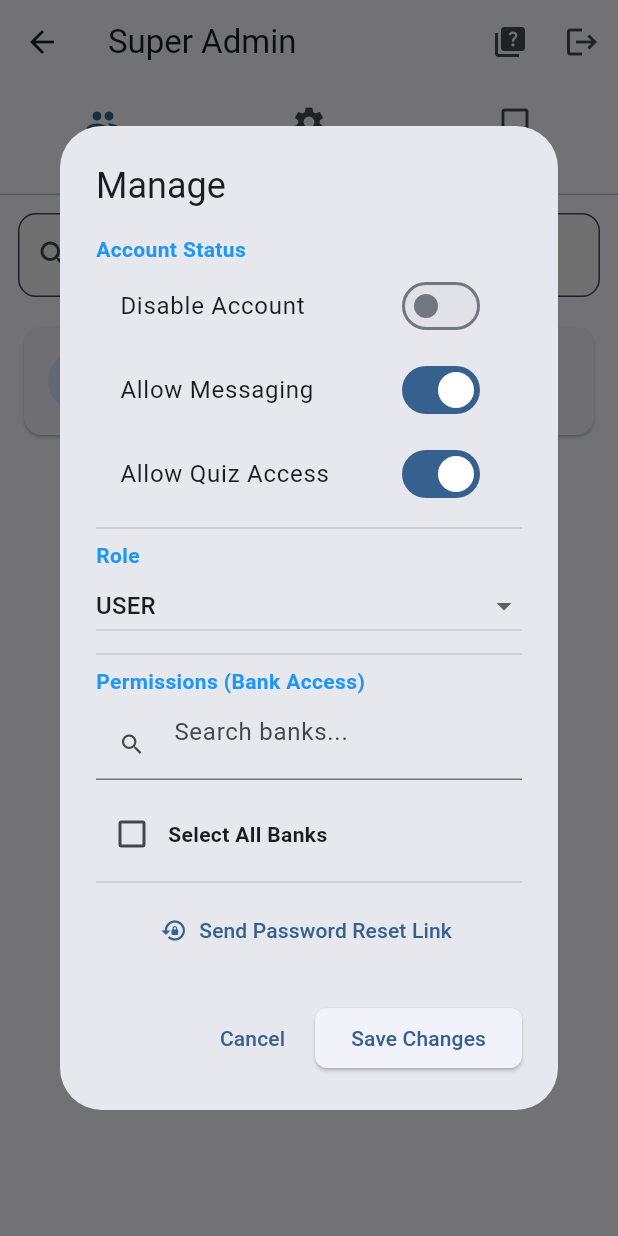
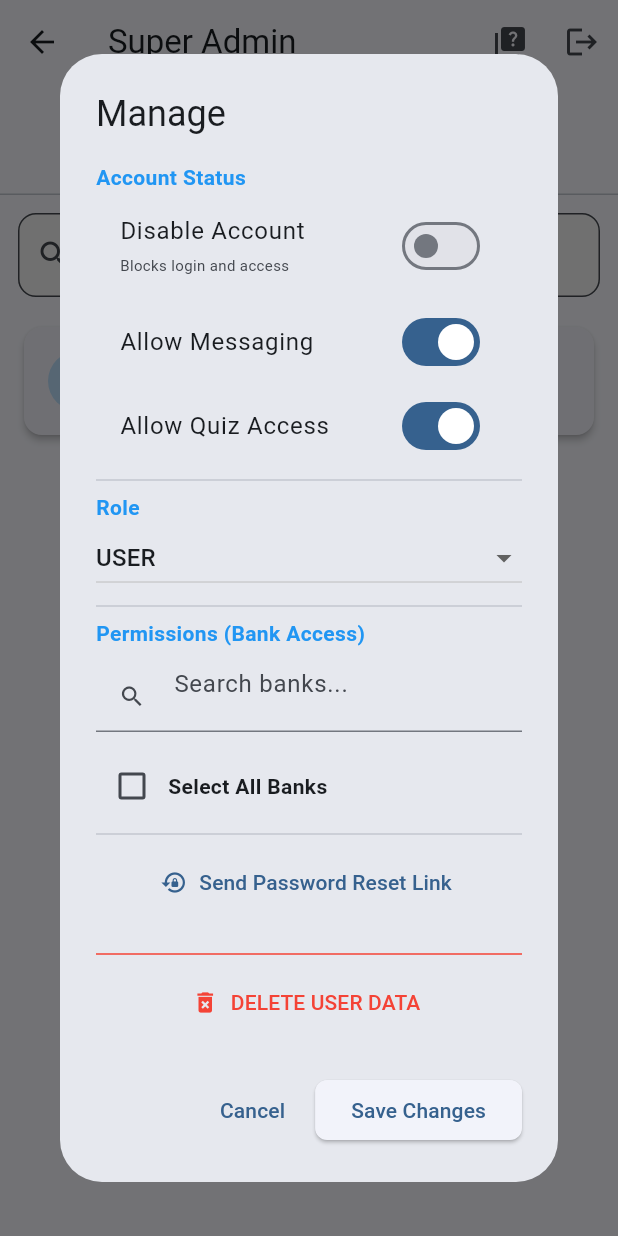
Before and after one commit to Uppermedal-4662/quiz-app-2, a Flutter app: the SuperAdminDashboard screen opened by its route, after a tap on an icon or button, on a phone screen of 412 x 824 dp. Run offline on Flutter 3.47's test engine with Material 3 defaults, Android fonts, the phone set to English and light mode, and no system bars; our stand-ins replace cloud_firestore, confetti, device_info_plus, file_picker, firebase_auth, firebase_core and 8 more; missing offline and left inert: encrypt, flutter_math_fork, tutorial_coach_mark; accounts and stored records are empty.

Commit message:
Initial commitr

```diff
--- a/lib/providers/cloud_provider.dart
+++ b/lib/providers/cloud_provider.dart
@@ -59,13 +59,13 @@ class CloudProvider with ChangeNotifier {
     final now = DateTime.now();
     final startOfDay = DateTime(now.year, now.month, now.day);
 
-    // Fetch only this user's messages from today to comply with security rules.
+    // Simplified query: Fetch all messages from today.
+    // We then filter by userId in memory to avoid needing a composite index (sender_uid + timestamp).
     final snapshot = await _firestore.collection('messages')
-        .where('sender_uid', isEqualTo: userId)
         .where('timestamp', isGreaterThanOrEqualTo: startOfDay)
         .get();
 
-    final userMessagesCount = snapshot.docs.length;
+    final userMessagesCount = snapshot.docs.where((doc) => doc.data()['sender_uid'] == userId).length;
 
     if (userMessagesCount >= 5) {
       throw Exception('Daily message limit reached (5 per day). Please try again tomorrow.');
@@ -78,6 +78,10 @@ class CloudProvider with ChangeNotifier {
       'timestamp': FieldValue.serverTimestamp(),
       'reply': null,
     });
+  }
+
+  Future<void> deleteUserData(String uid) async {
+    await _firestore.collection('users').doc(uid).delete();
   }
 
   Future<void> replyToMessage(String messageId, String adminEmail, String replyText) async {
--- a/lib/screens/cloud/super_admin_dashboard.dart
+++ b/lib/screens/cloud/super_admin_dashboard.dart
@@ -133,17 +133,28 @@ class _SuperAdminDashboardState extends State<SuperAdminDashboard> {
                       final bool isDisabled = user['is_disabled'] ?? false;
                       final String role = user['role'] ?? 'user';
 
+                      // Safely handle bank count for both old List and new Map formats
+                      int bankCount = 0;
+                      final rawBanks = user['accessible_banks'];
+                      if (rawBanks is Map) {
+                        bankCount = rawBanks.values.where((v) => v == true).length;
+                      } else if (rawBanks is List) {
+                        bankCount = rawBanks.length;
+                      }
+
                       return Card(
                         margin: const EdgeInsets.symmetric(horizontal: 16, vertical: 8),
                         color: isDisabled ? Colors.red[50] : null,
+                        elevation: 2,
+                        shape: RoundedRectangleBorder(borderRadius: BorderRadius.circular(12)),
                         child: ListTile(
                           leading: CircleAvatar(
-                            backgroundColor: role == 'super_admin' ? Colors.amber : null,
-                            child: Text(role[0].toUpperCase()),
+                            backgroundColor: role == 'super_admin' ? Colors.amber : Colors.blue[100],
+                            child: Text(role[0].toUpperCase(), style: TextStyle(color: role == 'super_admin' ? Colors.black : Colors.blue[900])),
                           ),
-                          title: Text(user['email'] ?? 'No Email'),
-                          subtitle: Text('Role: ${role.toUpperCase()} | Banks: ${(user['accessible_banks'] as List?)?.length ?? 0}'),
-                          trailing: const Icon(Icons.manage_accounts),
+                          title: Text(user['email'] ?? 'No Email', style: const TextStyle(fontWeight: FontWeight.bold)),
+                          subtitle: Text('Role: ${role.toUpperCase()} | Banks: $bankCount'),
+                          trailing: const Icon(Icons.chevron_right),
                           onTap: () => _showManageUserDialog(user),
                         ),
                       );
@@ -158,7 +169,18 @@ class _SuperAdminDashboardState extends State<SuperAdminDashboard> {
 
   void _showManageUserDialog(Map<String, dynamic> user) async {
     final cloud = context.read<CloudProvider>();
-    Map<String, bool> userBanks = Map<String, bool>.from(user['accessible_banks'] ?? {});
+
+    // Safety check: Convert old List format to Map format if necessary
+    final rawBanks = user['accessible_banks'];
+    Map<String, bool> userBanks = {};
+    if (rawBanks is Map) {
+      userBanks = Map<String, bool>.from(rawBanks);
+    } else if (rawBanks is List) {
+      for (var id in rawBanks) {
+        userBanks[id.toString()] = true;
+      }
+    }
+
     String userRole = user['role'] ?? 'user';
 
     bool isDisabled = user['is_disabled'] ?? false;
@@ -195,6 +217,7 @@ class _SuperAdminDashboardState extends State<SuperAdminDashboard> {
                     const Text('Account Status', style: TextStyle(fontWeight: FontWeight.bold, color: Colors.blue)),
                     SwitchListTile(
                       title: const Text('Disable Account'),
+                      subtitle: const Text('Blocks login and access', style: TextStyle(fontSize: 10)),
                       value: isDisabled,
                       onChanged: (v) => setDialogState(() => isDisabled = v),
                     ),
@@ -324,6 +347,15 @@ class _SuperAdminDashboardState extends State<SuperAdminDashboard> {
                         label: const Text('Send Password Reset Link'),
                       ),
                     ),
+                    const SizedBox(height: 16),
+                    const Divider(color: Colors.red),
+                    Center(
+                      child: TextButton.icon(
+                        onPressed: () => _confirmDeleteUser(user['uid'], user['email']),
+                        icon: const Icon(Icons.delete_forever, color: Colors.red),
+                        label: const Text('DELETE USER DATA', style: TextStyle(color: Colors.red)),
+                      ),
+                    ),
                   ],
                 ),
               ),
@@ -356,6 +388,30 @@ class _SuperAdminDashboardState extends State<SuperAdminDashboard> {
             ],
           );
         },
+      ),
+    );
+  }
+
+  void _confirmDeleteUser(String uid, String? email) {
+    showDialog(
+      context: context,
+      builder: (context) => AlertDialog(
+        title: const Text('Delete User Data?'),
+        content: Text('This will permanently delete the Firestore record for $email. This is useful for cleaning up deleted Auth accounts.'),
+        actions: [
+          TextButton(onPressed: () => Navigator.pop(context), child: const Text('Cancel')),
+          TextButton(
+            onPressed: () async {
+              await context.read<CloudProvider>().deleteUserData(uid);
+              if (mounted) {
+                Navigator.pop(context); // Pop confirm
+                Navigator.pop(context); // Pop manage dialog
+                _refresh();
+              }
+            },
+            child: const Text('Delete', style: TextStyle(color: Colors.red)),
+          ),
+        ],
       ),
     );
   }
```
Also changed, not shown: lib/screens/cloud/user_messages_screen.dart (+12 -32 lines), photos/photo_6159157010444784242_y.jpg (added), photos/photo_6159157010444784243_y.jpg (added), photos/photo_6159157010444784244_y.jpg (added), photos/photo_6161408810258468653_y.jpg (added), photos/photo_6161408810258468654_y.jpg (added), photos/photo_6161408810258468655_y.jpg (added), photos/photo_6161408810258468656_y.jpg (added), photos/photo_6161408810258468657_y.jpg (added), photos/photo_6161408810258468658_y.jpg (added).
